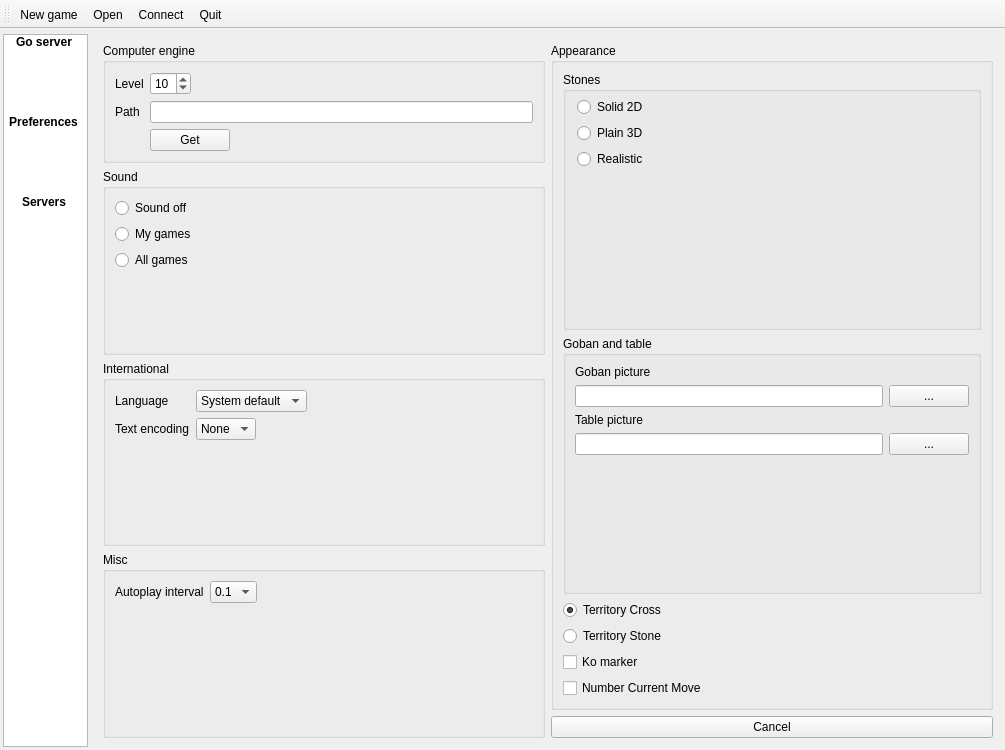
The window that src/mainwindow.ui (pzorin/qgo) describes before a commit, drawn with Qt 5.
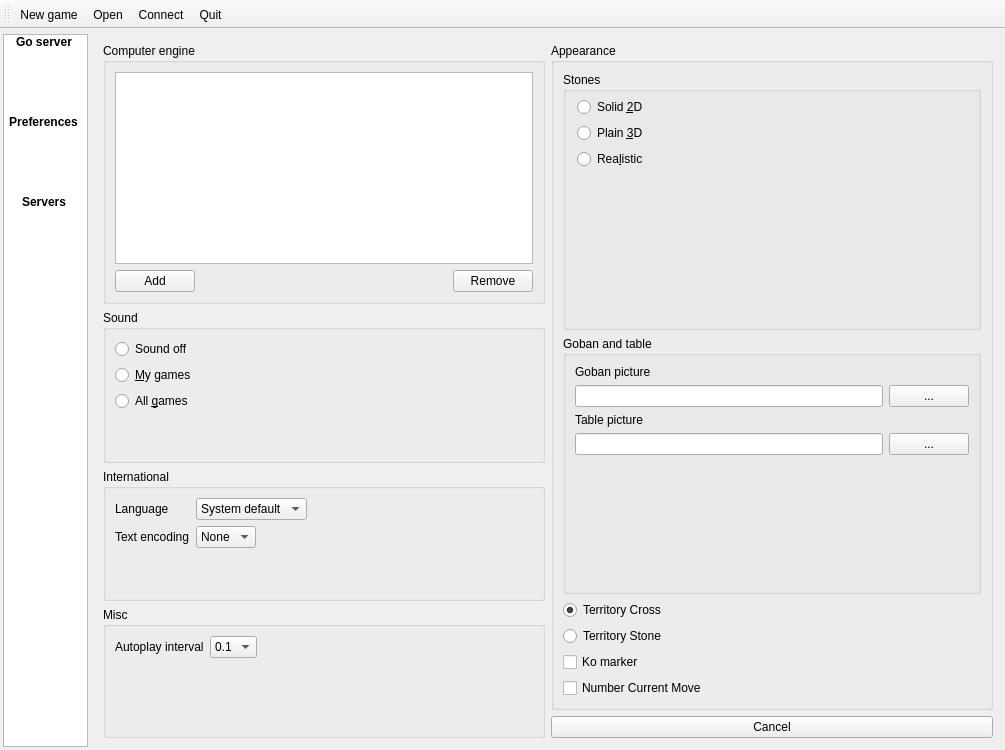
The same window after the commit. Icons and pictures are not drawn. Custom widgets are drawn as their Qt base class.

Commit message:
Remake engine selection
* Allow specifying options
* Allow selecting multiple engines

TODO:
* engine selection in the game dialog
* multiple engines (e.g. pit two engines against each other)

Diff of the .ui file:
```diff
--- a/src/mainwindow.ui
+++ b/src/mainwindow.ui
@@ -140,16 +140,7 @@
             <property name="title">
              <string>Computer engine</string>
             </property>
-            <layout class="QFormLayout" name="formLayout_12">
-             <property name="fieldGrowthPolicy">
-              <enum>QFormLayout::ExpandingFieldsGrow</enum>
-             </property>
-             <property name="horizontalSpacing">
-              <number>6</number>
-             </property>
-             <property name="verticalSpacing">
-              <number>6</number>
-             </property>
+            <layout class="QVBoxLayout" name="verticalLayout_5">
              <property name="leftMargin">
               <number>9</number>
              </property>
@@ -162,42 +153,52 @@
              <property name="bottomMargin">
               <number>9</number>
              </property>
-             <item row="0" column="0">
-              <widget class="QLabel" name="label_23">
-               <property name="text">
-                <string>Level</string>
+             <item>
+              <widget class="QTableView" name="engineTableView">
+               <property name="selectionMode">
+                <enum>QAbstractItemView::SingleSelection</enum>
                </property>
-              </widget>
-             </item>
-             <item row="0" column="1">
-              <widget class="QSpinBox" name="spinBox_8">
-               <property name="minimum">
-                <number>1</number>
+               <property name="selectionBehavior">
+                <enum>QAbstractItemView::SelectRows</enum>
                </property>
-               <property name="maximum">
-                <number>20</number>
-               </property>
-               <property name="value">
-                <number>10</number>
-               </property>
+               <attribute name="horizontalHeaderStretchLastSection">
+                <bool>true</bool>
+               </attribute>
+               <attribute name="verticalHeaderVisible">
+                <bool>false</bool>
+               </attribute>
               </widget>
              </item>
-             <item row="1" column="0">
-              <widget class="QLabel" name="label_3">
-               <property name="text">
-                <string>Path</string>
-               </property>
-              </widget>
-             </item>
-             <item row="1" column="1">
-              <widget class="QLineEdit" name="LineEdit_computer"/>
-             </item>
-             <item row="3" column="1">
-              <widget class="QPushButton" name="computerPathButton">
-               <property name="text">
-                <string>Get</string>
-               </property>
-              </widget>
+             <item>
+              <layout class="QHBoxLayout" name="horizontalLayout_2">
+               <item>
+                <widget class="QPushButton" name="engineAddButton">
+                 <property name="text">
+                  <string>Add</string>
+                 </property>
+                </widget>
+               </item>
+               <item>
+                <spacer name="horizontalSpacer">
+                 <property name="orientation">
+                  <enum>Qt::Horizontal</enum>
+                 </property>
+                 <property name="sizeHint" stdset="0">
+                  <size>
+                   <width>40</width>
+                   <height>20</height>
+                  </size>
+                 </property>
+                </spacer>
+               </item>
+               <item>
+                <widget class="QPushButton" name="engineRemoveButton">
+                 <property name="text">
+                  <string>Remove</string>
+                 </property>
+                </widget>
+               </item>
+              </layout>
              </item>
             </layout>
            </widget>
@@ -218,14 +219,14 @@
              <item>
               <widget class="QRadioButton" name="radioButton_myGamesSound">
                <property name="text">
-                <string>My games</string>
+                <string>&amp;My games</string>
                </property>
               </widget>
              </item>
              <item>
               <widget class="QRadioButton" name="radioButton_allGameSound">
                <property name="text">
-                <string>All games</string>
+                <string>All &amp;games</string>
                </property>
               </widget>
              </item>
@@ -482,21 +483,21 @@
                 <item row="0" column="1">
                  <widget class="QRadioButton" name="radioButtonStones_2D">
                   <property name="text">
-                   <string>Solid 2D</string>
+                   <string>Solid &amp;2D</string>
                   </property>
                  </widget>
                 </item>
                 <item row="1" column="1">
                  <widget class="QRadioButton" name="radioButtonStones_3D">
                   <property name="text">
-                   <string>Plain 3D</string>
+                   <string>Plain &amp;3D</string>
                   </property>
                  </widget>
                 </item>
                 <item row="2" column="1">
                  <widget class="QRadioButton" name="radioButtonStones_real">
                   <property name="text">
-                   <string>Realistic</string>
+                   <string>Rea&amp;listic</string>
                   </property>
                  </widget>
                 </item>
```
The commit also changes 7 other files.
